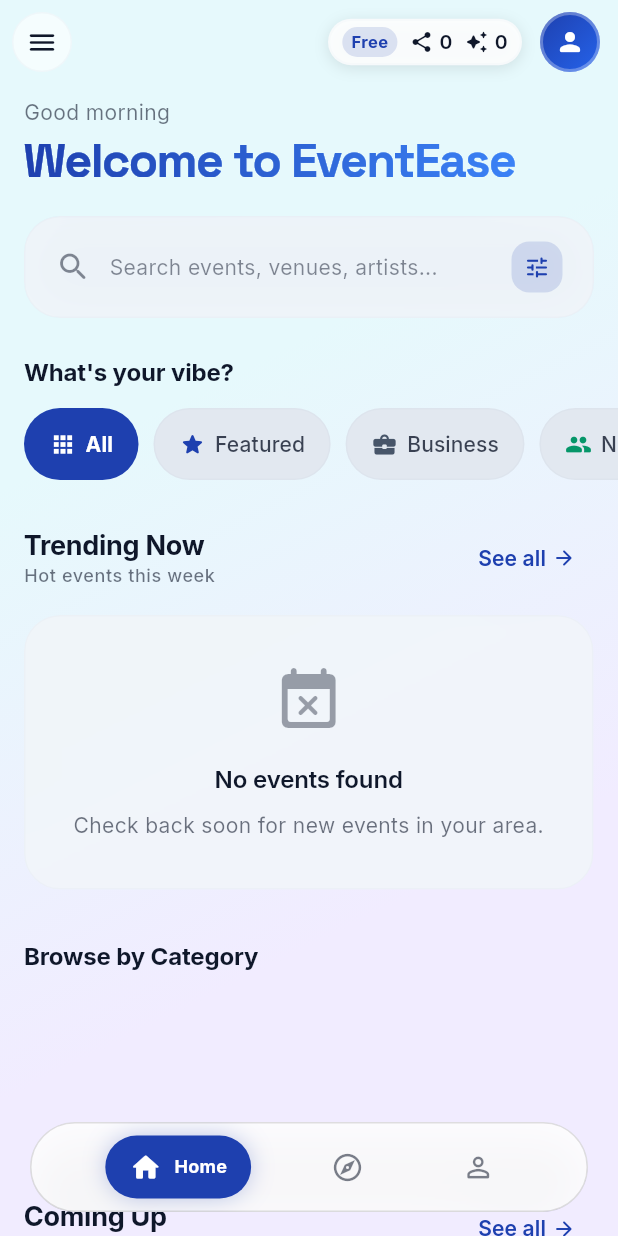
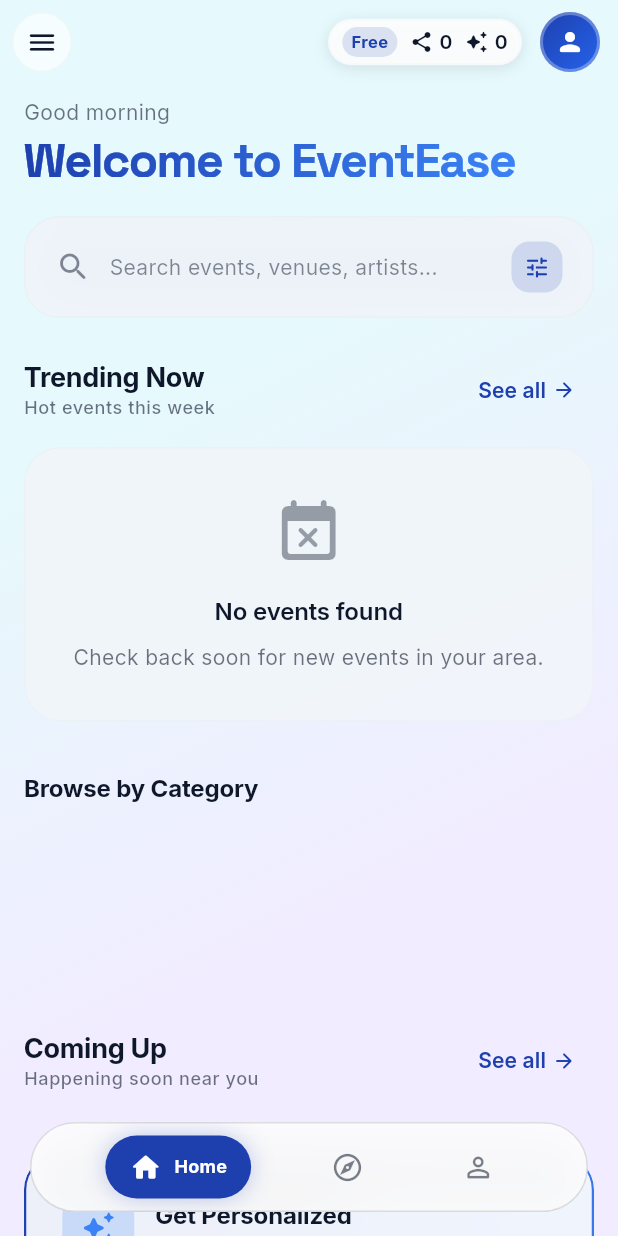
Before and after one commit to louisbrent1992/flutter-events-app, a Flutter app: the screen it shows after launch, on a phone screen of 412 x 824 dp. Run offline on Flutter 3.47's test engine with Material 3 defaults, Android fonts, the phone set to English and light mode, and no system bars; drawn by our look-alikes of showcaseview; our stand-ins replace cached_network_image, cloud_firestore, connectivity_plus, device_info_plus, file_picker, firebase_auth and 18 more; missing offline and left inert: firebase_app_check, flutter_facebook_auth, share_handler; accounts and stored records are empty; network calls fail.

Commit message:
Update AI planner model config, improve discover UI, and clean up home screen

```diff
--- a/client/lib/screens/discover_events_screen.dart
+++ b/client/lib/screens/discover_events_screen.dart
@@ -403,12 +403,10 @@
   }
 
   Widget _buildEventCard(BuildContext context, Event event, {int index = 0}) {
-    // Alternate card heights for visual variety
-    final isAlternate = index % 3 == 1;
-
     return EventPosterCard(
       event: event,
-      compact: isAlternate,
+      compact: false, // Show large tiles by default
+
       trailing: GlassSurface(
         blurSigma: 14,
         borderRadius: BorderRadius.circular(AppRadii.full),
@@ -433,9 +431,8 @@
       itemCount: 4,
       separatorBuilder: (_, __) => const SizedBox(height: 14),
       itemBuilder: (context, i) {
-        final height = i % 2 == 0 ? 220.0 : 100.0;
         return Container(
-          height: height,
+          height: 280.0,
           decoration: BoxDecoration(
             color: Theme.of(context).colorScheme.surfaceContainerHighest,
             borderRadius: BorderRadius.circular(AppRadii.xl),
--- a/client/lib/screens/home_screen.dart
+++ b/client/lib/screens/home_screen.dart
@@ -274,112 +274,6 @@
                     ),
                   ),
                   const SizedBox(height: 24),
-
-                  // Mood-Based Browsing
-                  Padding(
-                    padding: EdgeInsets.only(
-                      left: AppSpacing.responsive(context),
-                      bottom: 12,
-                    ),
-                    child: Text(
-                      'What\'s your vibe?',
-                      style: theme.textTheme.titleMedium?.copyWith(
-                        fontWeight: FontWeight.w700,
-                      ),
-                    ),
-                  ),
-                  SizedBox(
-                    height: 48,
-                    child: ListView.separated(
-                      scrollDirection: Axis.horizontal,
-                      padding: EdgeInsets.symmetric(
-                        horizontal: AppSpacing.responsive(context),
-                      ),
-                      itemCount: _moods.length,
-                      separatorBuilder: (_, __) => const SizedBox(width: 10),
-                      itemBuilder: (context, i) {
-                        final mood = _moods[i];
-                        final isSelected = _selectedMood == mood['label'];
-                        final moodColor = mood['color'] as Color?;
-
-                        return GestureDetector(
-                          onTap: () {
-                            setState(() => _selectedMood = mood['label']);
-                            // Navigate to discover with mood filter
-                            if (mood['label'] != 'All') {
-                              _go(context, '/discover');
-                            }
-                          },
-                          child: AnimatedContainer(
-                            duration: AppAnimations.fast,
-                            padding: const EdgeInsets.symmetric(
-                              horizontal: 16,
-                              vertical: 10,
-                            ),
-                            decoration: BoxDecoration(
-                              gradient:
-                                  isSelected && moodColor != null
-                                      ? LinearGradient(
-                                        colors: [
-                                          moodColor,
-                                          moodColor.withValues(alpha: 0.8),
-                                        ],
-                                      )
-                                      : null,
-                              color:
-                                  isSelected && moodColor == null
-                                      ? scheme.primary
-                                      : (isDark
-                                          ? AppPalette.darkSurfaceElevated
-                                          : AppPalette.lightSurfaceMuted),
-                              borderRadius: BorderRadius.circular(
-                                AppRadii.full,
-                              ),
-                              border: Border.all(
-                                color:
-                                    isSelected
-                                        ? Colors.transparent
-                                        : scheme.outline.withValues(alpha: 0.2),
-                              ),
-                            ),
-                            child: Row(
-                              mainAxisSize: MainAxisSize.min,
-                              children: [
-                                Icon(
-                                  mood['icon'] as IconData,
-                                  size: 18,
-                                  color:
-                                      isSelected
-                                          ? Colors.white
-                                          : (moodColor ??
-                                              scheme.onSurface.withValues(
-                                                alpha: 0.7,
-                                              )),
-                                ),
-                                const SizedBox(width: 6),
-                                Text(
-                                  mood['label'],
-                                  style: theme.textTheme.labelLarge?.copyWith(
-                                    color:
-                                        isSelected
-                                            ? Colors.white
-                                            : scheme.onSurface.withValues(
-                                              alpha: 0.8,
-                                            ),
-                                    fontWeight:
-                                        isSelected
-                                            ? FontWeight.w700
-                                            : FontWeight.w500,
-                                  ),
-                                ),
-                              ],
-                            ),
-                          ),
-                        );
-                      },
-                    ),
-                  ),
-                  const SizedBox(height: 28),
 
                   // Featured / Trending Section
                   _buildSectionHeader(
```
Also changed, not shown: 1 other file.
